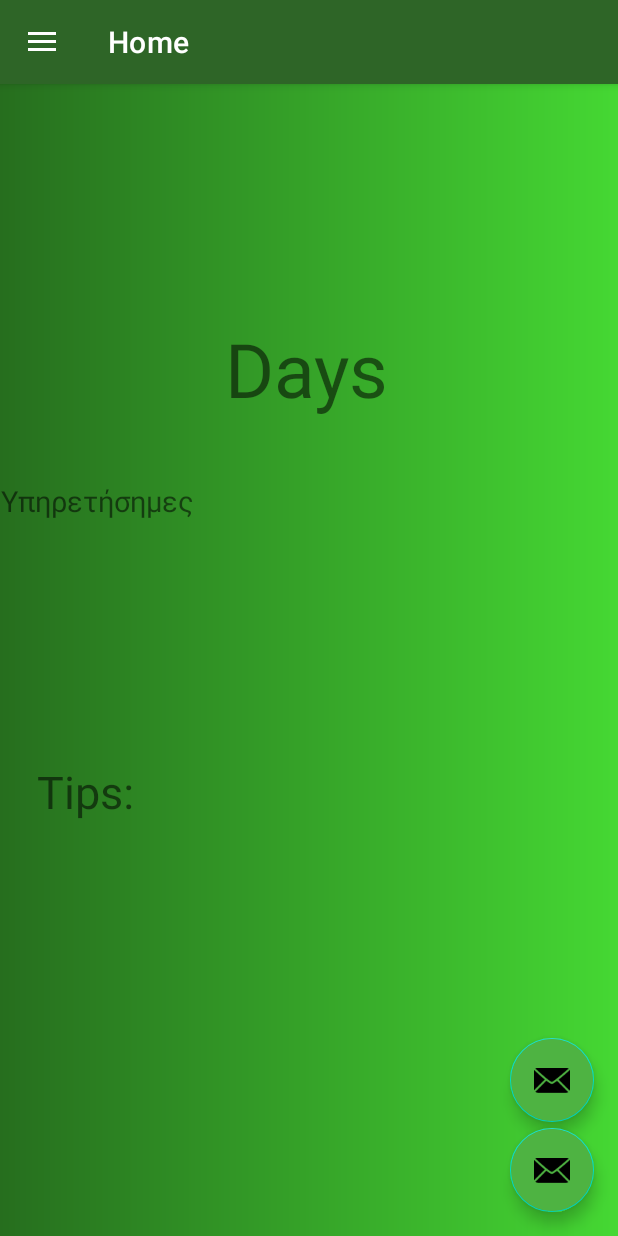
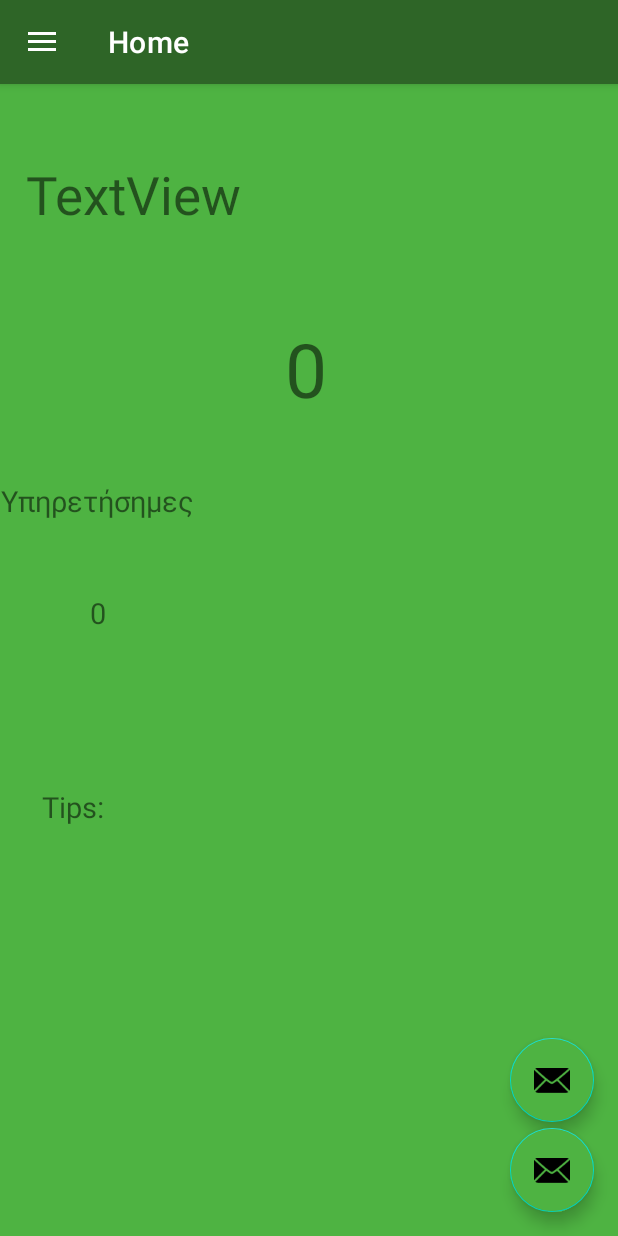
Before and after one commit to georgekazz/Lelermy, an Android app: the MainNaviActivity screen opened directly, with no data from a screen before it, on a phone screen of 412 x 824 dp. Run offline under Robolectric (Android 15) with nearby library versions, the phone set to English and light mode, and no system bars; our stand-ins replace navigation-ui; 4 statements that could not run were skipped.

Commit message:
Fix Home Fragment

```diff
--- a/app/src/main/java/com/example/lelermy/MainNaviActivity.kt
+++ b/app/src/main/java/com/example/lelermy/MainNaviActivity.kt
@@ -26,10 +26,8 @@
 
     private lateinit var appBarConfiguration: AppBarConfiguration
     private lateinit var binding: ActivityMainNaviBinding
-    val daysLeftTx = findViewById<TextView>(R.id.daysLeftTx)
-    val ipiretisimesTx = findViewById<TextView>(R.id.ipiretisimesTx)
-    val daysSpendInArmy = 0
-    val tipsTx = findViewById<TextView>(R.id.tipsTx)
+
+
 
     @RequiresApi(Build.VERSION_CODES.O)
     override fun onCreate(savedInstanceState: Bundle?) {
@@ -38,6 +36,17 @@
         binding = ActivityMainNaviBinding.inflate(layoutInflater)
         setContentView(binding.root)
         setSupportActionBar(binding.appBarMainNavi.toolbar)
+
+        val daysLeftTx = findViewById<TextView>(R.id.daysLeftTx)
+        val ipiretisimesTx = findViewById<TextView>(R.id.ipiretisimesTx)
+        val daysSpendInArmy = 0
+        val tipsTx = findViewById<TextView>(R.id.tipsTx)
+
+        //ksira-peziko-nautiko
+        val levelTx = findViewById<TextView>(R.id.levelText)
+
+        //tethorakismena-peziko-puroboliko-mixaniko-diabibasis-aeroporia-efodiasmou-elegktikou-ereunas pliroforikis-
+        val leveltwoTx = findViewById<TextView>(R.id.levelTwoText)
 
         //get calendar values
         val sharedPref = getSharedPreferences("secondCalendar", Context.MODE_PRIVATE)
@@ -93,6 +102,7 @@
     }
 
     fun isZero(long: Long) {
+        val daysLeftTx = findViewById<TextView>(R.id.daysLeftTx)
         if (long <= 0) {
             daysLeftTx.text = "0"
         }
--- a/app/src/main/res/layout/fragment_home.xml
+++ b/app/src/main/res/layout/fragment_home.xml
@@ -5,7 +5,7 @@
     android:layout_width="match_parent"
     android:layout_height="match_parent"
     tools:context=".ui.home.HomeFragment"
-    android:background="@drawable/gradient">
+    android:background="@color/lightgreen">
 
     <TextView
         android:id="@+id/daysLeftTx"
@@ -66,11 +66,11 @@
         android:id="@+id/textView10"
         android:layout_width="112dp"
         android:layout_height="48dp"
-        android:layout_marginTop="18dp"
-        android:layout_marginEnd="275dp"
+        android:layout_marginTop="28dp"
+        android:layout_marginEnd="272dp"
+        android:gravity="left|center"
         android:text="Tips:"
-        android:gravity="left|center"
-        android:textSize="30dp"
+        android:textSize="19dp"
         app:layout_constraintEnd_toEndOf="parent"
         app:layout_constraintTop_toBottomOf="@+id/datePicker" />
 
@@ -84,4 +84,30 @@
         app:layout_constraintStart_toStartOf="parent"
         app:layout_constraintTop_toBottomOf="@+id/textView10" />
 
+    <TextView
+        android:id="@+id/levelText"
+        android:layout_width="178dp"
+        android:layout_height="86dp"
+        android:layout_marginEnd="8dp"
+        android:layout_marginBottom="20dp"
+        android:gravity="center"
+        android:text="TextView"
+        android:textSize="35dp"
+        app:layout_constraintBottom_toTopOf="@+id/daysLeftTx"
+        app:layout_constraintEnd_toStartOf="@+id/levelTwoText"
+        tools:ignore="MissingConstraints" />
+
+    <TextView
+        android:id="@+id/levelTwoText"
+        android:layout_width="178dp"
+        android:layout_height="86dp"
+        android:gravity="center"
+        android:text="TextView"
+        android:textSize="35dp"
+        app:layout_constraintBottom_toTopOf="@+id/daysLeftTx"
+        app:layout_constraintTop_toTopOf="parent"
+        app:layout_constraintVertical_bias="0.574"
+        tools:ignore="MissingConstraints"
+        tools:layout_editor_absoluteX="198dp" />
+
 </androidx.constraintlayout.widget.ConstraintLayout>
```
